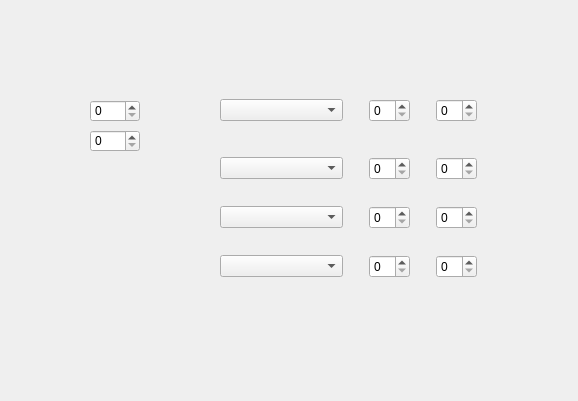
Before: the Qt Designer form 文件转换/UI/data_sel.ui in fghnntp/ServoDataAnalysis, drawn with Qt 5.
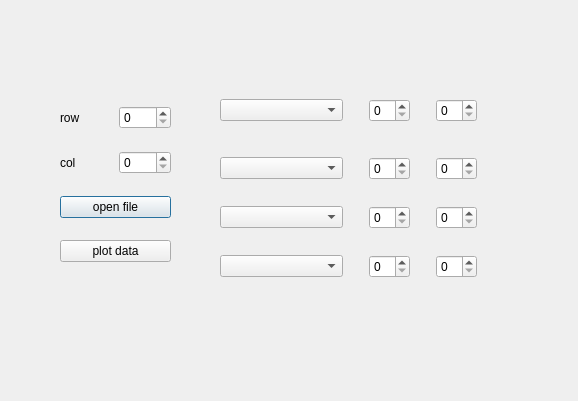
After: the same form once the commit is applied.

```diff
--- a/文件转换/UI/data_sel.ui
+++ b/文件转换/UI/data_sel.ui
@@ -13,27 +13,7 @@
   <property name="windowTitle">
    <string>Dialog</string>
   </property>
-  <widget class="QSpinBox" name="spinBox_num_set_row">
-   <property name="geometry">
-    <rect>
-     <x>90</x>
-     <y>100</y>
-     <width>50</width>
-     <height>22</height>
-    </rect>
-   </property>
-  </widget>
-  <widget class="QSpinBox" name="spinBox_num_set_col">
-   <property name="geometry">
-    <rect>
-     <x>90</x>
-     <y>130</y>
-     <width>50</width>
-     <height>22</height>
-    </rect>
-   </property>
-  </widget>
-  <widget class="QWidget" name="">
+  <widget class="QWidget" name="layoutWidget">
    <property name="geometry">
     <rect>
      <x>220</x>
@@ -164,6 +144,52 @@
     </item>
    </layout>
   </widget>
+  <widget class="QWidget" name="">
+   <property name="geometry">
+    <rect>
+     <x>60</x>
+     <y>90</y>
+     <width>111</width>
+     <height>191</height>
+    </rect>
+   </property>
+   <layout class="QGridLayout" name="gridLayout_2">
+    <item row="0" column="0">
+     <widget class="QLabel" name="label">
+      <property name="text">
+       <string>row</string>
+      </property>
+     </widget>
+    </item>
+    <item row="0" column="1">
+     <widget class="QSpinBox" name="spinBox_num_set_row"/>
+    </item>
+    <item row="1" column="0">
+     <widget class="QLabel" name="label_2">
+      <property name="text">
+       <string>col</string>
+      </property>
+     </widget>
+    </item>
+    <item row="1" column="1">
+     <widget class="QSpinBox" name="spinBox_num_set_col"/>
+    </item>
+    <item row="2" column="0" colspan="2">
+     <widget class="QPushButton" name="pushButton_open">
+      <property name="text">
+       <string>open file</string>
+      </property>
+     </widget>
+    </item>
+    <item row="3" column="0" colspan="2">
+     <widget class="QPushButton" name="pushButton_plot">
+      <property name="text">
+       <string>plot data</string>
+      </property>
+     </widget>
+    </item>
+   </layout>
+  </widget>
  </widget>
  <resources/>
  <connections/>
```
